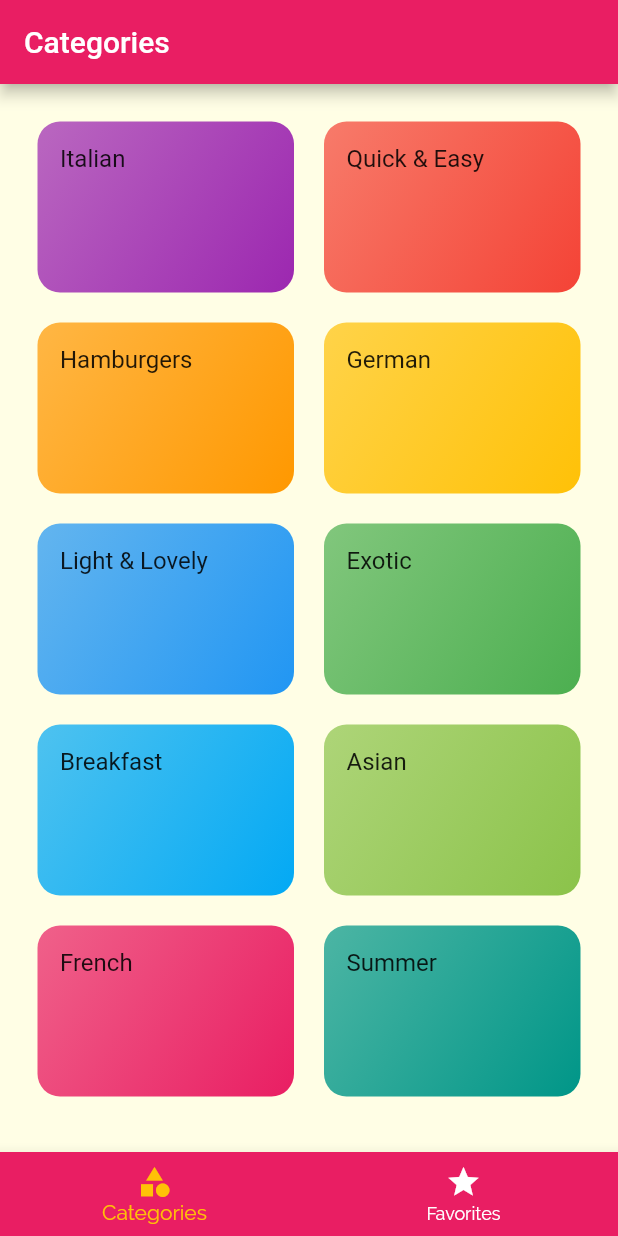
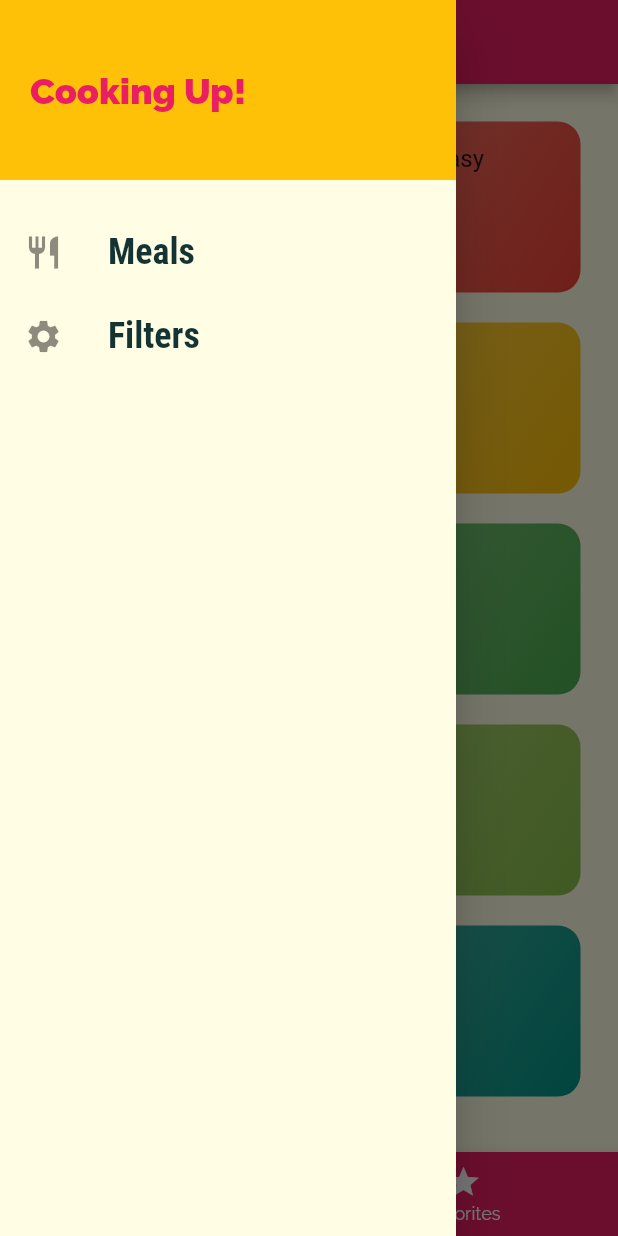
Before and after one commit to Vagabond8024/meals_app, a Flutter app: the screen it shows after launch, with the side drawer open (before the commit the screen has no drawer), on a phone screen of 412 x 824 dp. Run offline on Flutter 3.47's test engine with Material 2 defaults, Android fonts, the phone set to English and light mode, and no system bars.

Commit message:
added a drawer

```diff
--- a/lib/main.dart
+++ b/lib/main.dart
@@ -1,6 +1,7 @@
 import 'package:flutter/material.dart';
 import 'package:meals_app/screens/categories_screen.dart';
 import 'package:meals_app/screens/category_meals_screen.dart';
+import 'package:meals_app/screens/filters_screen.dart';
 import 'package:meals_app/screens/meal_detail_screen.dart';
 import 'package:meals_app/screens/tabs_screen.dart';
 
@@ -34,6 +35,7 @@ class MyApp extends StatelessWidget {
         '/': (context) => TabsScreen(),
         '/category-meal': (context) => const CategoryMealsScreen(),
         '/meal-detail': (context) => const MealDetailScreen(),
+        '/filters':(context) => const FiltersScreen(),
       },
       onGenerateRoute: (settings) => MaterialPageRoute(
         builder: (context) => const CategoriesScreen(),
--- /dev/null
+++ b/lib/screens/filters_screen.dart
@@ -0,0 +1,10 @@
+import 'package:flutter/material.dart';
+
+class FiltersScreen extends StatelessWidget {
+  const FiltersScreen({Key? key}) : super(key: key);
+
+  @override
+  Widget build(BuildContext context) {
+    return Center();
+  }
+}
--- a/lib/screens/tabs_screen.dart
+++ b/lib/screens/tabs_screen.dart
@@ -3,6 +3,7 @@
 import 'package:flutter/material.dart';
 import 'package:meals_app/screens/categories_screen.dart';
 import 'package:meals_app/screens/favorires_screen.dart';
+import 'package:meals_app/screens/views/main_drawer.dart';
 
 class TabsScreen extends StatefulWidget {
   TabsScreen({Key? key}) : super(key: key);
@@ -31,6 +32,7 @@ class _TabsScreenState extends State<TabsScreen> {
       appBar: AppBar(
         title: Text(_pages[_selectedPageIndex]['title'] as String),
       ),
+      drawer: MainDrawer(),
       body: _pages[_selectedPageIndex]['page'] as Widget,
       bottomNavigationBar: BottomNavigationBar(
         unselectedItemColor: Colors.white,
--- /dev/null
+++ b/lib/screens/views/main_drawer.dart
@@ -0,0 +1,55 @@
+import 'dart:ui';
+
+import 'package:flutter/material.dart';
+
+class MainDrawer extends StatelessWidget {
+  const MainDrawer({Key? key}) : super(key: key);
+
+  Widget buildListTile(String title, IconData icon, Function tapHandler) {
+    return ListTile(
+      onTap: () => tapHandler(),
+      leading: Icon(
+        icon,
+        size: 26,
+      ),
+      title: Text(
+        title,
+        style: const TextStyle(
+            fontSize: 24,
+            fontFamily: 'RobotoCondensed',
+            fontWeight: FontWeight.bold),
+      ),
+    );
+  }
+
+  @override
+  Widget build(BuildContext context) {
+    return Drawer(
+      child: Column(children: [
+        Container(
+          height: 120,
+          width: double.infinity,
+          padding: EdgeInsets.all(20),
+          alignment: Alignment.centerLeft,
+          color: Theme.of(context).colorScheme.secondary,
+          child: Text(
+            'Cooking Up!',
+            style: TextStyle(
+                fontSize: 24,
+                fontWeight: FontWeight.w900,
+                color: Theme.of(context).colorScheme.primary),
+          ),
+        ),
+        const SizedBox(
+          height: 20,
+        ),
+        buildListTile('Meals', Icons.restaurant, () {
+          Navigator.of(context).pushNamed('/');
+        }),
+        buildListTile('Filters', Icons.settings, () {
+          Navigator.of(context).pushNamed('/filters');
+        }),
+      ]),
+    );
+  }
+}
```
